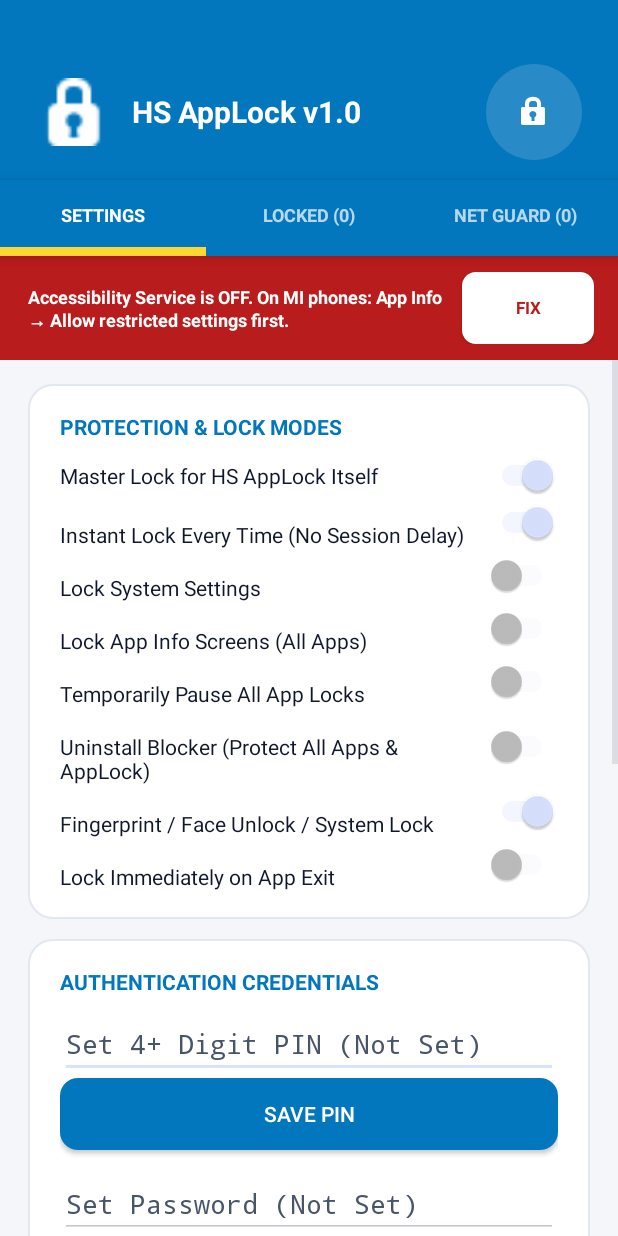
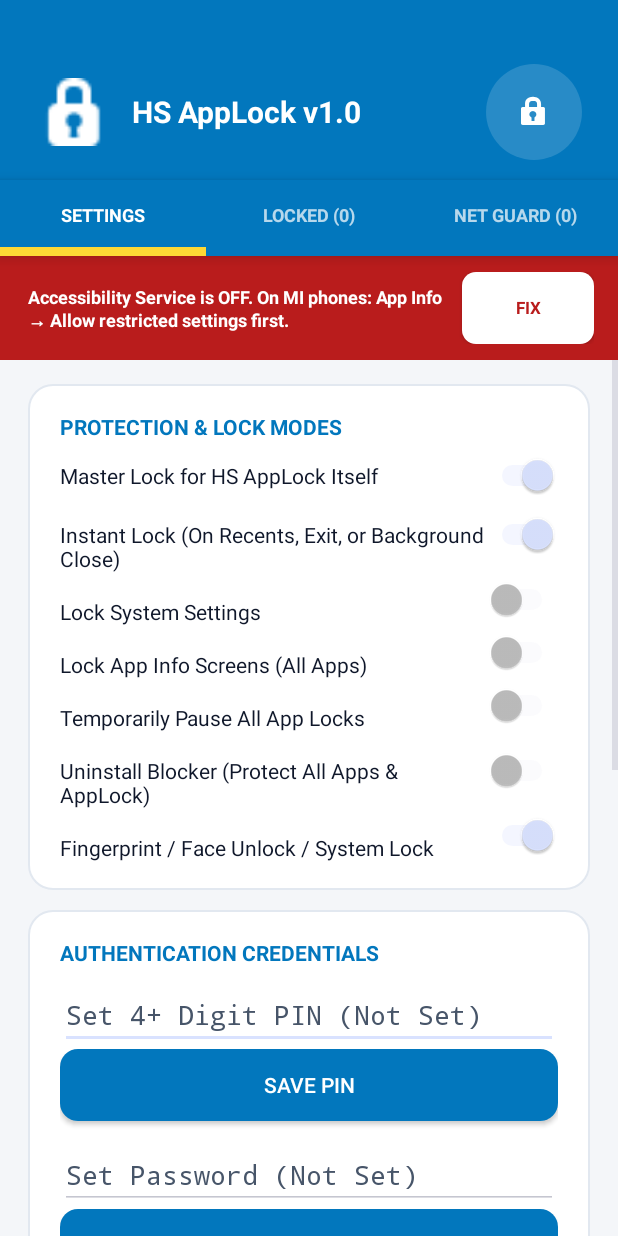
Before and after one commit to himanshusingh372/HSApplock, an Android app: the screen it shows after launch (MainActivity), after a tap on "SETTINGS", on a phone screen of 412 x 824 dp. Run offline under Robolectric (Android 15) with nearby library versions, the phone set to English and light mode, and no system bars.

Commit message:
Update MainActivity.kt

```diff
--- a/app/src/main/java/com/local/offlinelocker/MainActivity.kt
+++ b/app/src/main/java/com/local/offlinelocker/MainActivity.kt
@@ -515,9 +515,11 @@ class MainActivity : FragmentActivity() {
     }
 
     private fun switchToPage(page: Page) {
+        updateTabCounts()
         currentPage = page
         searchQuery = ""
         searchBox.text.clear()
+
 
         tabSettingsIndicator.visibility = if (page == Page.SETTINGS) View.VISIBLE else View.INVISIBLE
         tabLockedIndicator.visibility = if (page == Page.LOCKED_APP) View.VISIBLE else View.INVISIBLE
@@ -889,17 +891,17 @@ class MainActivity : FragmentActivity() {
             }
         }
 
-        val lockExitSwitch = Switch(this).apply {
-            text = "\nLock Immediately on App Exit"
-            textSize = 14.0f
-            setTextColor(COLOR_TEXT_DARK)
-            isChecked = storage.isLockOnExitEnabled
-            setOnCheckedChangeListener { _, checked ->
-                storage.isLockOnExitEnabled = checked
-                showBanner(if (checked) "Lock on Exit: ON" else "Lock on Exit: OFF")
-            }
-        }
-
+     instantLockSwitchRef = Switch(this).apply {
+    text = "\nInstant Lock (On Recents, Exit, or Background Close)"
+    textSize = 14.0f
+    setTextColor(COLOR_TEXT_DARK)
+    isChecked = storage.isInstantLockEnabled
+    setOnCheckedChangeListener { _, checked ->
+        storage.isInstantLockEnabled = checked
+        if (checked) storage.clearAllUnlockedApps()
+        showBanner(if (checked) "Instant Lock: ON" else "Instant Lock: OFF")
+    }
+}
         controlCard.addView(selfLockSwitchRef)
         controlCard.addView(instantLockSwitchRef)
         controlCard.addView(settingsLockSwitchRef)
@@ -907,7 +909,7 @@ class MainActivity : FragmentActivity() {
         controlCard.addView(masterPauseSwitchRef)
         controlCard.addView(antiUninstallSwitchRef)
         controlCard.addView(bioSwitchRef)
-        controlCard.addView(lockExitSwitch)
+
 
         val authCard = makeCard()
         authCard.addView(makeSectionTitle("AUTHENTICATION CREDENTIALS"))
```
